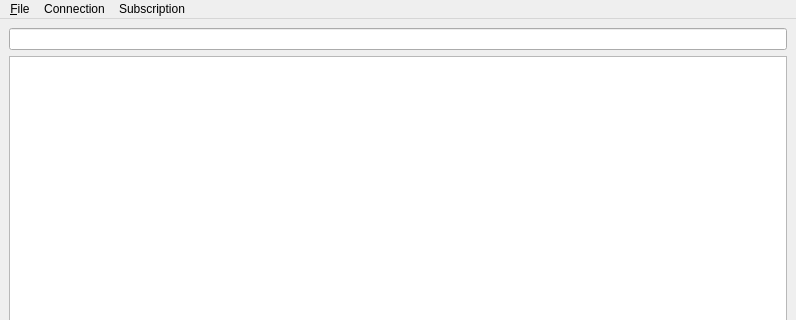
The window that SSevGui/MainWindow.ui (oOTnTOo/SSevGui) describes before a commit, drawn with Qt 5; both pictures show x 0 to 796 and y 0 to 320 of the 796 by 588 pixel window.
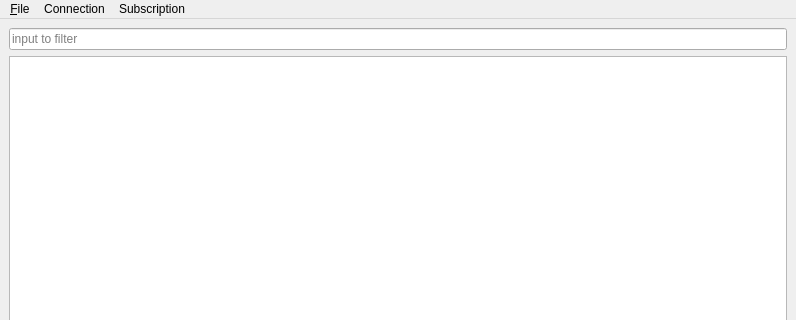
The same window after the commit.

```diff
--- a/SSevGui/MainWindow.ui
+++ b/SSevGui/MainWindow.ui
@@ -16,7 +16,11 @@
   <widget class="QWidget" name="centralwidget">
    <layout class="QVBoxLayout" name="verticalLayout">
     <item>
-     <widget class="QLineEdit" name="editFilter"/>
+     <widget class="QLineEdit" name="editFilter">
+      <property name="placeholderText">
+       <string>input to filter</string>
+      </property>
+     </widget>
     </item>
     <item>
      <widget class="QTableView" name="tableServers">
```
